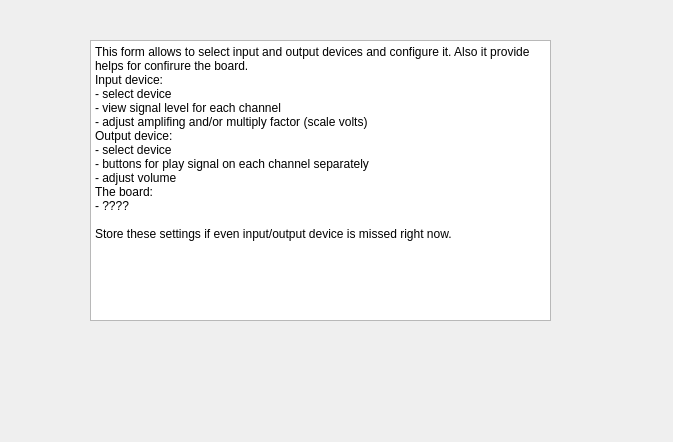
Above: formcalibration.ui from polovik/asa before the change. Below: the same form after it.
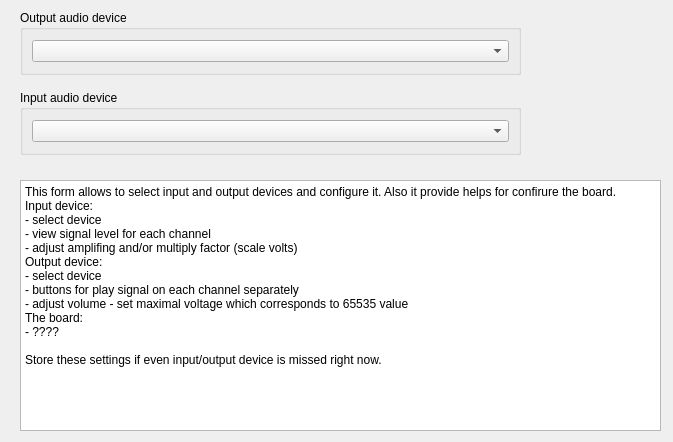
That is the form after the change.

Commit message: Move Audio device selection to Calibration form. Stop audio devices when form is leaved. Added audio device controlling to th Analyze form.

Diff of the .ui file:
```diff
--- a/formcalibration.ui
+++ b/formcalibration.ui
@@ -16,10 +16,10 @@
   <widget class="QPlainTextEdit" name="plainTextEdit">
    <property name="geometry">
     <rect>
-     <x>90</x>
-     <y>40</y>
-     <width>461</width>
-     <height>281</height>
+     <x>20</x>
+     <y>180</y>
+     <width>641</width>
+     <height>251</height>
     </rect>
    </property>
    <property name="plainText">
@@ -31,13 +31,49 @@
 Output device:
 - select device
 - buttons for play signal on each channel separately
-- adjust volume
+- adjust volume - set maximal voltage which corresponds to 65535 value
 The board:
 - ????
 
 Store these settings if even input/output device is missed right now.</string>
    </property>
   </widget>
+  <widget class="QGroupBox" name="groupBox">
+   <property name="geometry">
+    <rect>
+     <x>20</x>
+     <y>90</y>
+     <width>501</width>
+     <height>65</height>
+    </rect>
+   </property>
+   <property name="title">
+    <string>Input audio device</string>
+   </property>
+   <layout class="QVBoxLayout" name="verticalLayout">
+    <item>
+     <widget class="QComboBox" name="boxAudioInputDevice"/>
+    </item>
+   </layout>
+  </widget>
+  <widget class="QGroupBox" name="groupBox_2">
+   <property name="geometry">
+    <rect>
+     <x>20</x>
+     <y>10</y>
+     <width>501</width>
+     <height>65</height>
+    </rect>
+   </property>
+   <property name="title">
+    <string>Output audio device</string>
+   </property>
+   <layout class="QVBoxLayout" name="verticalLayout_2">
+    <item>
+     <widget class="QComboBox" name="boxAudioOutputDevice"/>
+    </item>
+   </layout>
+  </widget>
  </widget>
  <resources/>
  <connections/>
```
The commit also changes 13 other files.
